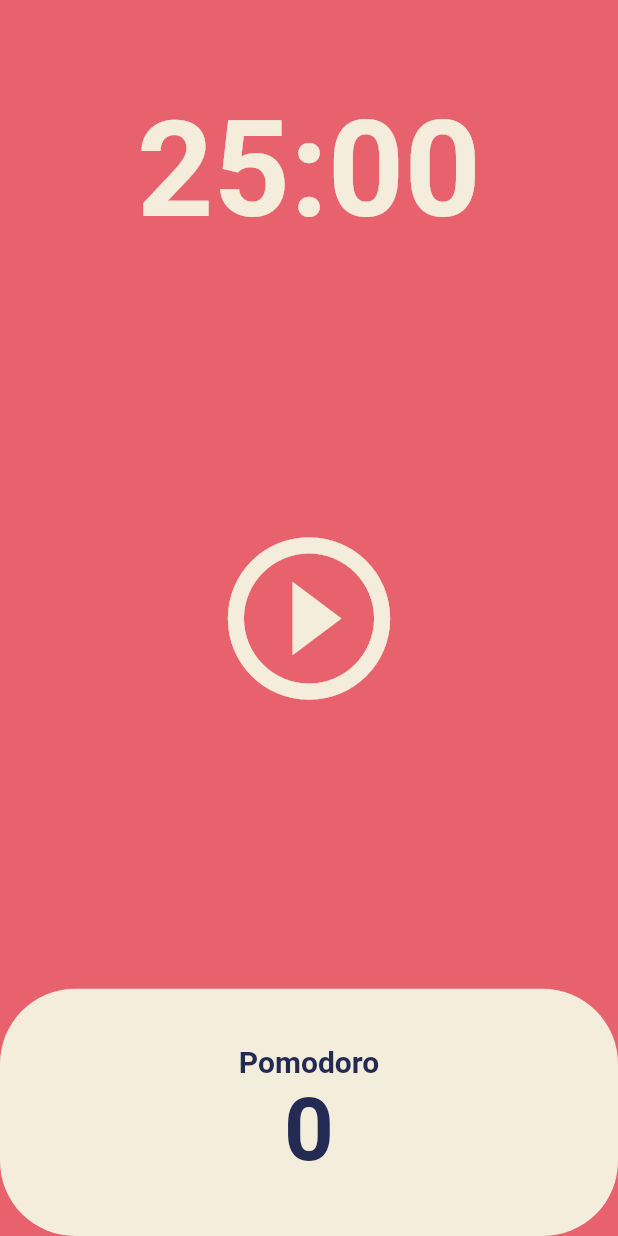
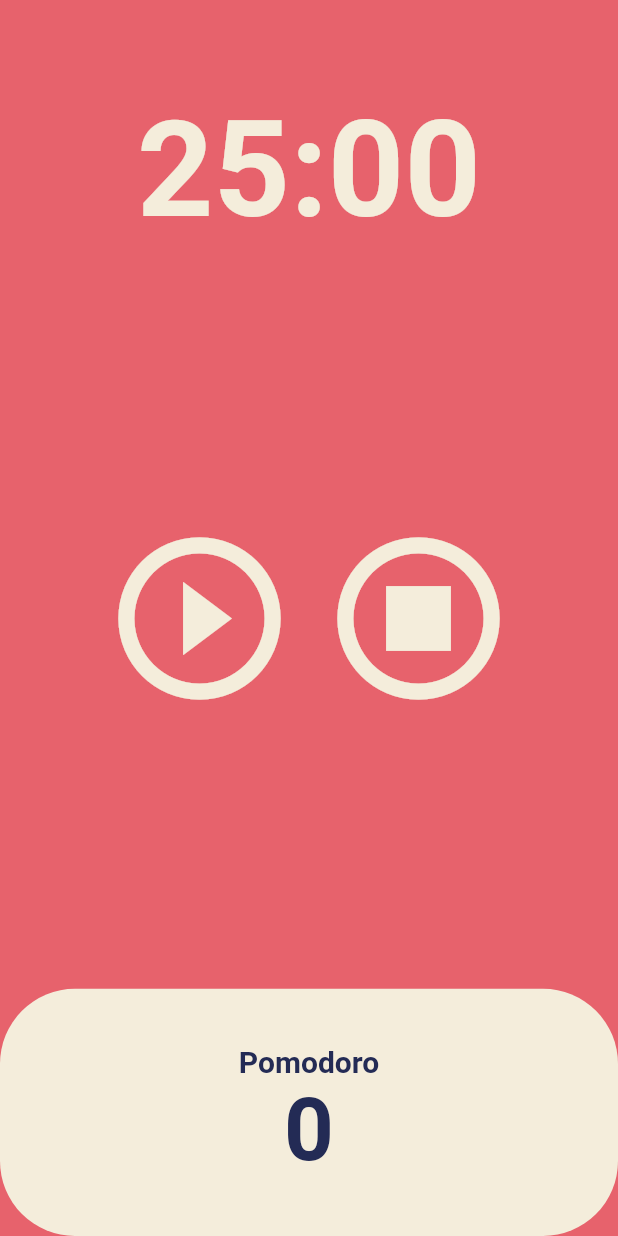
Before and after one commit to seung-ju-kim/pomodoro, a Flutter app: the screen it shows after launch, on a phone screen of 412 x 824 dp. Run offline on Flutter 3.47's test engine with Material 2 defaults, Android fonts, the phone set to English and light mode, and no system bars.

Commit message:
add: 리셋 기능 추가

```diff
--- a/lib/screens/home_screen.dart
+++ b/lib/screens/home_screen.dart
@@ -51,6 +51,14 @@ class _HomeScreenState extends State<HomeScreen> {
     });
   }
 
+  void onStopPressed() {
+    timer.cancel();
+    setState(() {
+      isRunning = false;
+      totalSeconds = twentyFiveMinutes;
+    });
+  }
+
   String format(int seconds) {
     var duration = Duration(seconds: seconds);
     return duration.toString().split(".")[0].substring(
@@ -80,8 +88,13 @@ class _HomeScreenState extends State<HomeScreen> {
           ),
           Flexible(
             flex: 3,
-            child: Center(
-              child: IconButton(
+            child: Column(
+              mainAxisAlignment: MainAxisAlignment.center,
+              children: [
+                Row(
+                  mainAxisAlignment: MainAxisAlignment.center,
+                  children: [
+                    IconButton(
                       onPressed: isRunning ? onPausePressed : onStartPressed,
                       icon: Icon(
                         isRunning
@@ -91,6 +104,15 @@ class _HomeScreenState extends State<HomeScreen> {
                       iconSize: 130,
                       color: Theme.of(context).cardColor,
                     ),
+                    IconButton(
+                      onPressed: onStopPressed,
+                      icon: const Icon(Icons.stop_circle_outlined),
+                      iconSize: 130,
+                      color: Theme.of(context).cardColor,
+                    )
+                  ],
+                )
+              ],
             ),
           ),
           Flexible(
```
Lines whose indentation alone changed are shown as unchanged.
